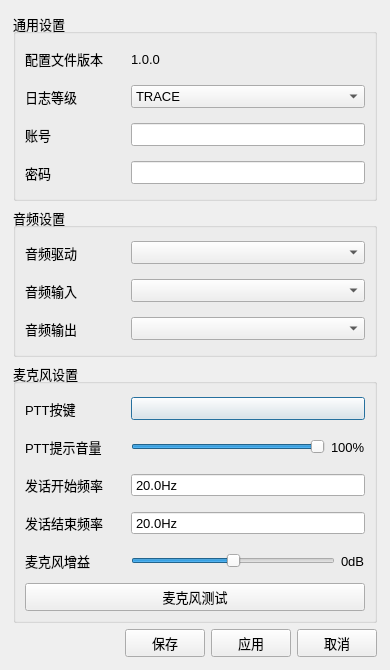
Before: the Qt Designer form src/ui/form/config_window.ui in supermastergui/AudioClient, drawn with Qt 5.
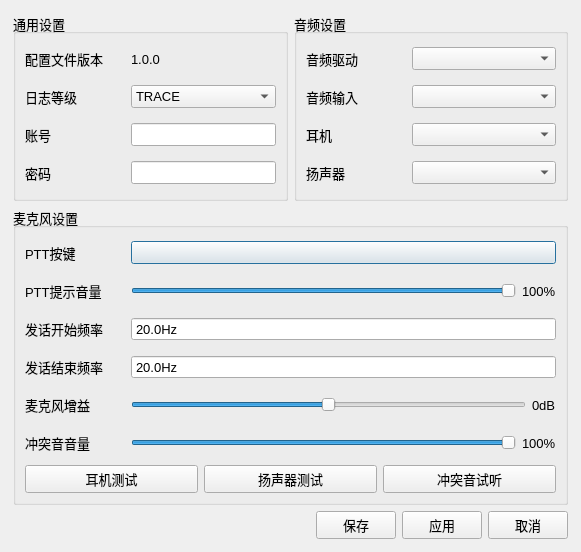
After: the same form once the commit is applied. Icons and pictures are not drawn. Custom widgets are drawn as their Qt base class.

Commit message:
feat: 更新应用版本至1.2.0并添加音频设备支持
* 将应用版本号更新至1.2.0以反映最新的功能和改进
* 添加扬声器和耳机的音频设备支持
* 更新配置窗口以支持扬声器输出设备的选择
* 增强音频设备测试功能，允许选择测试目标
* 优化音频流处理以支持混合输出

Patch:
```diff
--- a/src/ui/form/config_window.ui
+++ b/src/ui/form/config_window.ui
@@ -6,8 +6,8 @@
    <rect>
     <x>0</x>
     <y>0</y>
-    <width>390</width>
-    <height>651</height>
+    <width>581</width>
+    <height>540</height>
    </rect>
   </property>
   <property name="minimumSize">
@@ -63,322 +63,10 @@
       <property name="spacing">
        <number>6</number>
       </property>
-      <item row="2" column="0">
-       <widget class="QGroupBox" name="microphone_settings">
-        <property name="title">
-         <string>麦克风设置</string>
-        </property>
-        <layout class="QGridLayout" name="gridLayout_6">
-         <item row="2" column="0">
-          <widget class="QLabel" name="label_ptt_p">
-           <property name="minimumSize">
-            <size>
-             <width>100</width>
-             <height>32</height>
-            </size>
-           </property>
-           <property name="text">
-            <string>发话开始频率</string>
-           </property>
-          </widget>
-         </item>
-         <item row="1" column="1">
-          <layout class="QHBoxLayout" name="horizontalLayout_4">
-           <item>
-            <widget class="QSlider" name="ptt_sound">
-             <property name="sizePolicy">
-              <sizepolicy hsizetype="Expanding" vsizetype="Preferred">
-               <horstretch>0</horstretch>
-               <verstretch>0</verstretch>
-              </sizepolicy>
-             </property>
-             <property name="maximum">
-              <number>100</number>
-             </property>
-             <property name="value">
-              <number>100</number>
-             </property>
-             <property name="orientation">
-              <enum>Qt::Orientation::Horizontal</enum>
-             </property>
-            </widget>
-           </item>
-           <item>
-            <widget class="QLabel" name="ptt_sound_value">
-             <property name="text">
-              <string>100%</string>
-             </property>
-            </widget>
-           </item>
-          </layout>
-         </item>
-         <item row="3" column="0">
-          <widget class="QLabel" name="label_ptt_r">
-           <property name="minimumSize">
-            <size>
-             <width>100</width>
-             <height>32</height>
-            </size>
-           </property>
-           <property name="text">
-            <string>发话结束频率</string>
-           </property>
-          </widget>
-         </item>
-         <item row="1" column="0">
-          <widget class="QLabel" name="label_ptt_s">
-           <property name="minimumSize">
-            <size>
-             <width>100</width>
-             <height>32</height>
-            </size>
-           </property>
-           <property name="text">
-            <string>PTT提示音量</string>
-           </property>
-          </widget>
-         </item>
-         <item row="4" column="1">
-          <layout class="QHBoxLayout" name="horizontalLayout_2">
-           <item>
-            <widget class="QSlider" name="microphone_gain">
-             <property name="sizePolicy">
-              <sizepolicy hsizetype="Expanding" vsizetype="Preferred">
-               <horstretch>0</horstretch>
-               <verstretch>0</verstretch>
-              </sizepolicy>
-             </property>
-             <property name="minimum">
-              <number>-20</number>
-             </property>
-             <property name="maximum">
-              <number>20</number>
-             </property>
-             <property name="orientation">
-              <enum>Qt::Orientation::Horizontal</enum>
-             </property>
-            </widget>
-           </item>
-           <item>
-            <widget class="QLabel" name="label_microphone_gain">
-             <property name="text">
-              <string>0dB</string>
-             </property>
-            </widget>
-           </item>
-          </layout>
-         </item>
-         <item row="0" column="1">
-          <widget class="HotkeyButton" name="button_ptt">
-           <property name="sizePolicy">
-            <sizepolicy hsizetype="Preferred" vsizetype="Fixed">
-             <horstretch>0</horstretch>
-             <verstretch>0</verstretch>
-            </sizepolicy>
-           </property>
-           <property name="minimumSize">
-            <size>
-             <width>0</width>
-             <height>23</height>
-            </size>
-           </property>
-           <property name="text">
-            <string/>
-           </property>
-          </widget>
-         </item>
-         <item row="0" column="0">
-          <widget class="QLabel" name="label_ptt">
-           <property name="sizePolicy">
-            <sizepolicy hsizetype="Fixed" vsizetype="Expanding">
-             <horstretch>0</horstretch>
-             <verstretch>0</verstretch>
-            </sizepolicy>
-           </property>
-           <property name="minimumSize">
-            <size>
-             <width>100</width>
-             <height>32</height>
-            </size>
-           </property>
-           <property name="text">
-            <string>PTT按键</string>
-           </property>
-          </widget>
-         </item>
-         <item row="4" column="0">
-          <widget class="QLabel" name="label_microphone">
-           <property name="sizePolicy">
-            <sizepolicy hsizetype="Preferred" vsizetype="Expanding">
-             <horstretch>0</horstretch>
-             <verstretch>0</verstretch>
-            </sizepolicy>
-           </property>
-           <property name="minimumSize">
-            <size>
-             <width>100</width>
-             <height>32</height>
-            </size>
-           </property>
-           <property name="text">
-            <string>麦克风增益</string>
-           </property>
-          </widget>
-         </item>
-         <item row="5" column="0" colspan="2">
-          <widget class="SelectedButton" name="button_test">
-           <property name="text">
-            <string>麦克风测试</string>
-           </property>
-          </widget>
-         </item>
-         <item row="2" column="1">
-          <widget class="QDoubleSpinBox" name="ptt_press_freq">
-           <property name="buttonSymbols">
-            <enum>QAbstractSpinBox::ButtonSymbols::NoButtons</enum>
-           </property>
-           <property name="suffix">
-            <string>Hz</string>
-           </property>
-           <property name="decimals">
-            <number>1</number>
-           </property>
-           <property name="minimum">
-            <double>20.000000000000000</double>
-           </property>
-           <property name="maximum">
-            <double>20000.000000000000000</double>
-           </property>
-           <property name="singleStep">
-            <double>10.000000000000000</double>
-           </property>
-          </widget>
-         </item>
-         <item row="3" column="1">
-          <widget class="QDoubleSpinBox" name="ptt_release_freq">
-           <property name="buttonSymbols">
-            <enum>QAbstractSpinBox::ButtonSymbols::NoButtons</enum>
-           </property>
-           <property name="suffix">
-            <string>Hz</string>
-           </property>
-           <property name="decimals">
-            <number>1</number>
-           </property>
-           <property name="minimum">
-            <double>20.000000000000000</double>
-           </property>
-           <property name="maximum">
-            <double>20000.000000000000000</double>
-           </property>
-           <property name="singleStep">
-            <double>10.000000000000000</double>
-           </property>
-          </widget>
-         </item>
-        </layout>
-       </widget>
-      </item>
-      <item row="1" column="0">
-       <widget class="QGroupBox" name="audio_settings">
-        <property name="title">
-         <string>音频设置</string>
-        </property>
-        <layout class="QGridLayout" name="gridLayout_5">
-         <item row="0" column="0">
-          <widget class="QLabel" name="label_audio_driver">
-           <property name="sizePolicy">
-            <sizepolicy hsizetype="Fixed" vsizetype="Expanding">
-             <horstretch>0</horstretch>
-             <verstretch>0</verstretch>
-            </sizepolicy>
-           </property>
-           <property name="minimumSize">
-            <size>
-             <width>100</width>
-             <height>32</height>
-            </size>
-           </property>
-           <property name="text">
-            <string>音频驱动</string>
-           </property>
-          </widget>
-         </item>
-         <item row="0" column="1">
-          <widget class="QComboBox" name="combo_box_audio_driver">
-           <property name="sizePolicy">
-            <sizepolicy hsizetype="Preferred" vsizetype="Fixed">
-             <horstretch>0</horstretch>
-             <verstretch>0</verstretch>
-            </sizepolicy>
-           </property>
-          </widget>
-         </item>
-         <item row="1" column="0">
-          <widget class="QLabel" name="label_audio_input">
-           <property name="sizePolicy">
-            <sizepolicy hsizetype="Fixed" vsizetype="Expanding">
-             <horstretch>0</horstretch>
-             <verstretch>0</verstretch>
-            </sizepolicy>
-           </property>
-           <property name="minimumSize">
-            <size>
-             <width>100</width>
-             <height>32</height>
-            </size>
-           </property>
-           <property name="text">
-            <string>音频输入</string>
-           </property>
-          </widget>
-         </item>
-         <item row="1" column="1">
-          <widget class="QComboBox" name="combo_box_audio_input">
-           <property name="sizePolicy">
-            <sizepolicy hsizetype="Preferred" vsizetype="Fixed">
-             <horstretch>0</horstretch>
-             <verstretch>0</verstretch>
-            </sizepolicy>
-           </property>
-          </widget>
-         </item>
-         <item row="2" column="0">
-          <widget class="QLabel" name="label_audio_output">
-           <property name="sizePolicy">
-            <sizepolicy hsizetype="Fixed" vsizetype="Expanding">
-             <horstretch>0</horstretch>
-             <verstretch>0</verstretch>
-            </sizepolicy>
-           </property>
-           <property name="minimumSize">
-            <size>
-             <width>100</width>
-             <height>32</height>
-            </size>
-           </property>
-           <property name="text">
-            <string>音频输出</string>
-           </property>
-          </widget>
-         </item>
-         <item row="2" column="1">
-          <widget class="QComboBox" name="combo_box_audio_output">
-           <property name="sizePolicy">
-            <sizepolicy hsizetype="Preferred" vsizetype="Fixed">
-             <horstretch>0</horstretch>
-             <verstretch>0</verstretch>
-            </sizepolicy>
-           </property>
-          </widget>
-         </item>
-        </layout>
-       </widget>
-      </item>
       <item row="0" column="0">
        <widget class="QGroupBox" name="general_settings">
         <property name="sizePolicy">
-         <sizepolicy hsizetype="Minimum" vsizetype="Preferred">
+         <sizepolicy hsizetype="Preferred" vsizetype="Preferred">
           <horstretch>0</horstretch>
           <verstretch>0</verstretch>
          </sizepolicy>
@@ -390,7 +78,7 @@
          <item row="3" column="1">
           <widget class="QLineEdit" name="line_edit_password">
            <property name="sizePolicy">
-            <sizepolicy hsizetype="Preferred" vsizetype="Fixed">
+            <sizepolicy hsizetype="Minimum" vsizetype="Fixed">
              <horstretch>0</horstretch>
              <verstretch>0</verstretch>
             </sizepolicy>
@@ -403,7 +91,7 @@
          <item row="2" column="1">
           <widget class="QLineEdit" name="line_edit_account">
            <property name="sizePolicy">
-            <sizepolicy hsizetype="Preferred" vsizetype="Fixed">
+            <sizepolicy hsizetype="Minimum" vsizetype="Fixed">
              <horstretch>0</horstretch>
              <verstretch>0</verstretch>
             </sizepolicy>
@@ -451,7 +139,7 @@
          <item row="1" column="1">
           <widget class="QComboBox" name="combo_box_log_level">
            <property name="sizePolicy">
-            <sizepolicy hsizetype="Preferred" vsizetype="Fixed">
+            <sizepolicy hsizetype="Minimum" vsizetype="Fixed">
              <horstretch>0</horstretch>
              <verstretch>0</verstretch>
             </sizepolicy>
@@ -514,6 +202,12 @@
          </item>
          <item row="0" column="1">
           <widget class="QLabel" name="label_config_version_2">
+           <property name="sizePolicy">
+            <sizepolicy hsizetype="Minimum" vsizetype="Preferred">
+             <horstretch>0</horstretch>
+             <verstretch>0</verstretch>
+            </sizepolicy>
+           </property>
            <property name="minimumSize">
             <size>
              <width>0</width>
@@ -547,7 +241,409 @@
         </layout>
        </widget>
       </item>
-      <item row="3" column="0">
+      <item row="0" column="1">
+       <widget class="QGroupBox" name="audio_settings">
+        <property name="title">
+         <string>音频设置</string>
+        </property>
+        <layout class="QGridLayout" name="gridLayout_5">
+         <item row="0" column="0">
+          <widget class="QLabel" name="label_audio_driver">
+           <property name="sizePolicy">
+            <sizepolicy hsizetype="Fixed" vsizetype="Expanding">
+             <horstretch>0</horstretch>
+             <verstretch>0</verstretch>
+            </sizepolicy>
+           </property>
+           <property name="minimumSize">
+            <size>
+             <width>100</width>
+             <height>32</height>
+            </size>
+           </property>
+           <property name="text">
+            <string>音频驱动</string>
+           </property>
+          </widget>
+         </item>
+         <item row="0" column="1">
+          <widget class="QComboBox" name="combo_box_audio_driver">
+           <property name="sizePolicy">
+            <sizepolicy hsizetype="Minimum" vsizetype="Fixed">
+             <horstretch>0</horstretch>
+             <verstretch>0</verstretch>
+            </sizepolicy>
+           </property>
+          </widget>
+         </item>
+         <item row="1" column="0">
+          <widget class="QLabel" name="label_audio_input">
+           <property name="sizePolicy">
+            <sizepolicy hsizetype="Fixed" vsizetype="Expanding">
+             <horstretch>0</horstretch>
+             <verstretch>0</verstretch>
+            </sizepolicy>
+           </property>
+           <property name="minimumSize">
+            <size>
+             <width>100</width>
+             <height>32</height>
+            </size>
+           </property>
+           <property name="text">
+            <string>音频输入</string>
+           </property>
+          </widget>
+         </item>
+         <item row="1" column="1">
+          <widget class="QComboBox" name="combo_box_audio_input">
+           <property name="sizePolicy">
+            <sizepolicy hsizetype="Minimum" vsizetype="Fixed">
+             <horstretch>0</horstretch>
+             <verstretch>0</verstretch>
+            </sizepolicy>
+           </property>
+          </widget>
+         </item>
+         <item row="2" column="0">
+          <widget class="QLabel" name="label_audio_output">
+           <property name="sizePolicy">
+            <sizepolicy hsizetype="Fixed" vsizetype="Expanding">
+             <horstretch>0</horstretch>
+             <verstretch>0</verstretch>
+            </sizepolicy>
+           </property>
+           <property name="minimumSize">
+            <size>
+             <width>100</width>
+             <height>32</height>
+            </size>
+           </property>
+           <property name="text">
+            <string>耳机</string>
+           </property>
+          </widget>
+         </item>
+         <item row="2" column="1">
+          <widget class="QComboBox" name="combo_box_audio_output">
+           <property name="sizePolicy">
+            <sizepolicy hsizetype="Minimum" vsizetype="Fixed">
+             <horstretch>0</horstretch>
+             <verstretch>0</verstretch>
+            </sizepolicy>
+           </property>
+          </widget>
+         </item>
+         <item row="3" column="0">
+          <widget class="QLabel" name="label_audio_output_speaker">
+           <property name="sizePolicy">
+            <sizepolicy hsizetype="Fixed" vsizetype="Expanding">
+             <horstretch>0</horstretch>
+             <verstretch>0</verstretch>
+            </sizepolicy>
+           </property>
+           <property name="minimumSize">
+            <size>
+             <width>100</width>
+             <height>32</height>
+            </size>
+           </property>
+           <property name="text">
+            <string>扬声器</string>
+           </property>
+          </widget>
+         </item>
+         <item row="3" column="1">
+          <widget class="QComboBox" name="combo_box_audio_output_speaker">
+           <property name="sizePolicy">
+            <sizepolicy hsizetype="Minimum" vsizetype="Fixed">
+             <horstretch>0</horstretch>
+             <verstretch>0</verstretch>
+            </sizepolicy>
+           </property>
+          </widget>
+         </item>
+        </layout>
+       </widget>
+      </item>
+      <item row="1" column="0" colspan="2">
+       <widget class="QGroupBox" name="microphone_settings">
+        <property name="title">
+         <string>麦克风设置</string>
+        </property>
+        <layout class="QGridLayout" name="gridLayout_6">
+         <item row="4" column="0">
+          <widget class="QLabel" name="label_microphone">
+           <property name="sizePolicy">
+            <sizepolicy hsizetype="Preferred" vsizetype="Expanding">
+             <horstretch>0</horstretch>
+             <verstretch>0</verstretch>
+            </sizepolicy>
+           </property>
+           <property name="minimumSize">
+            <size>
+             <width>100</width>
+             <height>32</height>
+            </size>
+           </property>
+           <property name="text">
+            <string>麦克风增益</string>
+           </property>
+          </widget>
+         </item>
+         <item row="3" column="0">
+          <widget class="QLabel" name="label_ptt_r">
+           <property name="minimumSize">
+            <size>
+             <width>100</width>
+             <height>32</height>
+            </size>
+           </property>
+           <property name="text">
+            <string>发话结束频率</string>
+           </property>
+          </widget>
+         </item>
+         <item row="2" column="0">
+          <widget class="QLabel" name="label_ptt_p">
+           <property name="minimumSize">
+            <size>
+             <width>100</width>
+             <height>32</height>
+            </size>
+           </property>
+           <property name="text">
+            <string>发话开始频率</string>
+           </property>
+          </widget>
+         </item>
+         <item row="1" column="1">
+          <layout class="QHBoxLayout" name="horizontalLayout_4">
+           <item>
+            <widget class="QSlider" name="ptt_sound">
+             <property name="sizePolicy">
+              <sizepolicy hsizetype="Expanding" vsizetype="Preferred">
+               <horstretch>0</horstretch>
+               <verstretch>0</verstretch>
+              </sizepolicy>
+             </property>
+             <property name="maximum">
+              <number>100</number>
+             </property>
+             <property name="value">
+              <number>100</number>
+             </property>
+             <property name="orientation">
+              <enum>Qt::Orientation::Horizontal</enum>
+             </property>
+            </widget>
+           </item>
+           <item>
+            <widget class="QLabel" name="ptt_sound_value">
+             <property name="text">
+              <string>100%</string>
+             </property>
+            </widget>
+           </item>
+          </layout>
+         </item>
+         <item row="4" column="1">
+          <layout class="QHBoxLayout" name="horizontalLayout_2">
+           <item>
+            <widget class="QSlider" name="microphone_gain">
+             <property name="sizePolicy">
+              <sizepolicy hsizetype="Expanding" vsizetype="Preferred">
+               <horstretch>0</horstretch>
+               <verstretch>0</verstretch>
+              </sizepolicy>
+             </property>
+             <property name="minimum">
+              <number>-20</number>
+             </property>
+             <property name="maximum">
+              <number>20</number>
+             </property>
+             <property name="orientation">
+              <enum>Qt::Orientation::Horizontal</enum>
+             </property>
+            </widget>
+           </item>
+           <item>
+            <widget class="QLabel" name="label_microphone_gain">
+             <property name="text">
+              <string>0dB</string>
+             </property>
+            </widget>
+           </item>
+          </layout>
+         </item>
+         <item row="1" column="0">
+          <widget class="QLabel" name="label_ptt_s">
+           <property name="minimumSize">
+            <size>
+             <width>100</width>
+             <height>32</height>
+            </size>
+           </property>
+           <property name="text">
+            <string>PTT提示音量</string>
+           </property>
+          </widget>
+         </item>
+         <item row="2" column="1">
+          <widget class="QDoubleSpinBox" name="ptt_press_freq">
+           <property name="buttonSymbols">
+            <enum>QAbstractSpinBox::ButtonSymbols::NoButtons</enum>
+           </property>
+           <property name="suffix">
+            <string>Hz</string>
+           </property>
+           <property name="decimals">
+            <number>1</number>
+           </property>
+           <property name="minimum">
+            <double>20.000000000000000</double>
+           </property>
+           <property name="maximum">
+            <double>20000.000000000000000</double>
+           </property>
+           <property name="singleStep">
+            <double>10.000000000000000</double>
+           </property>
+          </widget>
+         </item>
+         <item row="0" column="1">
+          <widget class="HotkeyButton" name="button_ptt">
+           <property name="sizePolicy">
+            <sizepolicy hsizetype="Preferred" vsizetype="Fixed">
+             <horstretch>0</horstretch>
+             <verstretch>0</verstretch>
+            </sizepolicy>
+           </property>
+           <property name="minimumSize">
+            <size>
+             <width>0</width>
+             <height>23</height>
+            </size>
+           </property>
+           <property name="text">
+            <string/>
+           </property>
+          </widget>
+         </item>
+         <item row="0" column="0">
+          <widget class="QLabel" name="label_ptt">
+           <property name="sizePolicy">
+            <sizepolicy hsizetype="Fixed" vsizetype="Expanding">
+             <horstretch>0</horstretch>
+             <verstretch>0</verstretch>
+            </sizepolicy>
+           </property>
+           <property name="minimumSize">
+            <size>
+             <width>100</width>
+             <height>32</height>
+            </size>
+           </property>
+           <property name="text">
+            <string>PTT按键</string>
+           </property>
+          </widget>
+         </item>
+         <item row="3" column="1">
+          <widget class="QDoubleSpinBox" name="ptt_release_freq">
+           <property name="buttonSymbols">
+            <enum>QAbstractSpinBox::ButtonSymbols::NoButtons</enum>
+           </property>
+           <property name="suffix">
+            <string>Hz</string>
+           </property>
+           <property name="decimals">
+            <number>1</number>
+           </property>
+           <property name="minimum">
+            <double>20.000000000000000</double>
+           </property>
+           <property name="maximum">
+            <double>20000.000000000000000</double>
+           </property>
+           <property name="singleStep">
+            <double>10.000000000000000</double>
+           </property>
+          </widget>
+         </item>
+         <item row="6" column="0" colspan="2">
+          <layout class="QHBoxLayout" name="horizontalLayout_3">
+           <item>
+            <widget class="SelectedButton" name="button_test_headphone">
+             <property name="text">
+              <string>耳机测试</string>
+             </property>
+            </widget>
+           </item>
+           <item>
+            <widget class="SelectedButton" name="button_test_speaker">
+             <property name="text">
+              <string>扬声器测试</string>
+             </property>
+            </widget>
+           </item>
+           <item>
+            <widget class="SelectedButton" name="button_test_conflict">
+             <property name="text">
+              <string>冲突音试听</string>
+             </property>
+            </widget>
+           </item>
+          </layout>
+         </item>
+         <item row="5" column="0">
+          <widget class="QLabel" name="label_conflict">
+           <property name="minimumSize">
+            <size>
+             <width>0</width>
+             <height>32</height>
+            </size>
+           </property>
+           <property name="text">
+            <string>冲突音音量</string>
+           </property>
+          </widget>
+         </item>
+         <item row="5" column="1">
+          <layout class="QHBoxLayout" name="horizontalLayout_5">
+           <item>
+            <widget class="QSlider" name="conflict_volume">
+             <property name="sizePolicy">
+              <sizepolicy hsizetype="Expanding" vsizetype="Preferred">
+               <horstretch>0</horstretch>
+               <verstretch>0</verstretch>
+              </sizepolicy>
+             </property>
+             <property name="maximum">
+              <number>100</number>
+             </property>
+             <property name="value">
+              <number>100</number>
+             </property>
+             <property name="orientation">
+              <enum>Qt::Orientation::Horizontal</enum>
+             </property>
+            </widget>
+           </item>
+           <item>
+            <widget class="QLabel" name="conflict_volume_v">
+             <property name="text">
+              <string>100%</string>
+             </property>
+            </widget>
+           </item>
+          </layout>
+         </item>
+        </layout>
+       </widget>
+      </item>
+      <item row="3" column="0" colspan="2">
        <layout class="QHBoxLayout" name="horizontalLayout">
         <item>
          <spacer name="horizontalSpacer">
@@ -609,16 +705,16 @@
   </layout>
  </widget>
  <customwidgets>
-  <customwidget>
-   <class>HotkeyButton</class>
-   <extends>QPushButton</extends>
-   <header>src/ui/component/hotkey_button.h</header>
-  </customwidget>
   <customwidget>
    <class>SelectedButton</class>
    <extends>QPushButton</extends>
    <header>src/ui/component/selected_button.h</header>
   </customwidget>
+  <customwidget>
+   <class>HotkeyButton</class>
+   <extends>QPushButton</extends>
+   <header>src/ui/component/hotkey_button.h</header>
+  </customwidget>
  </customwidgets>
  <resources>
   <include location="../../../resource.qrc"/>
```
The commit also changes 18 other files.
